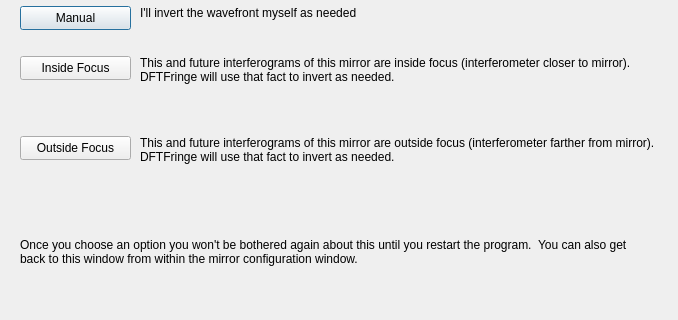
Before: the Qt Designer form autoinvertdlg.ui in githubdoe/DFTFringe, drawn with Qt 5; both pictures show x 0 to 678 and y 144 to 464 of the 678 by 464 pixel window.
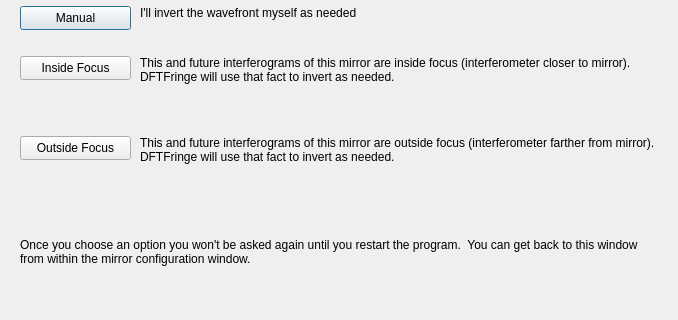
After: the same form once the commit is applied.

Patch:
```diff
--- a/autoinvertdlg.ui
+++ b/autoinvertdlg.ui
@@ -175,7 +175,7 @@
     </rect>
    </property>
    <property name="text">
-    <string>Once you choose an option you won't be bothered again about this until you restart the program.  You can also get back to this window from within the mirror configuration window.</string>
+    <string>Once you choose an option you won't be asked again until you restart the program.  You can get back to this window from within the mirror configuration window.</string>
    </property>
    <property name="wordWrap">
     <bool>true</bool>
```
